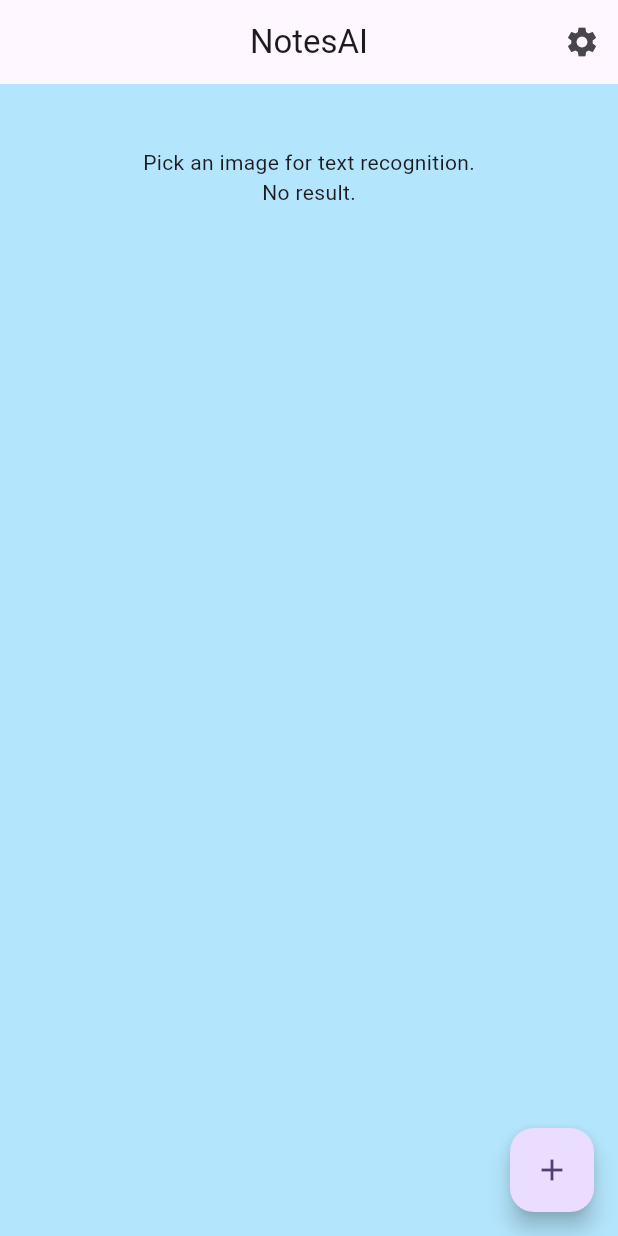
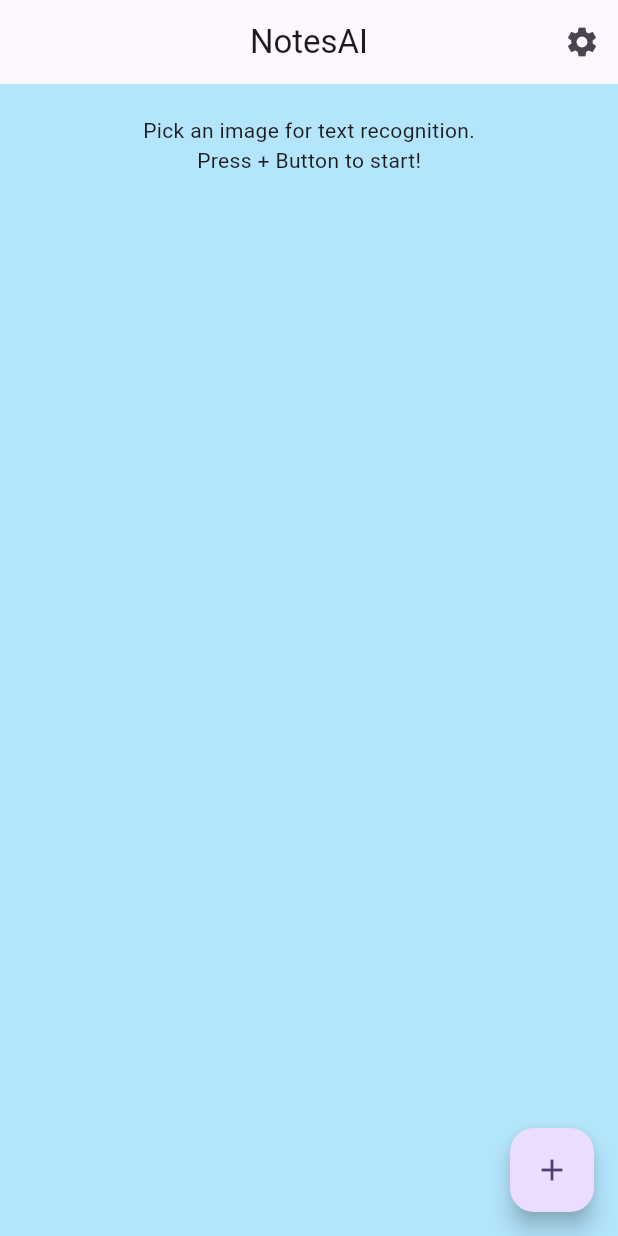
Before and after one commit to Jonathandegrasse/NotesAI, a Flutter app: the screen it shows after launch, on a phone screen of 412 x 824 dp. Run offline on Flutter 3.47's test engine with Material 3 defaults, Android fonts, the phone set to English and light mode, and no system bars; our stand-ins replace flutter_dotenv; missing offline and left inert: gallery_picker, google_mlkit_text_recognition.

Commit message:
Small final changes

```diff
--- a/notes_ai_app/lib/pages/home_page.dart
+++ b/notes_ai_app/lib/pages/home_page.dart
@@ -75,7 +75,6 @@ class _HomePageState extends State<HomePage> {
         crossAxisAlignment: CrossAxisAlignment.center,
         children: [
           if (selectedMedia != null) Image.file(selectedMedia!),
-          Text(recognizedText),
           Text(imageSummary),
           _imageView(),
           _extractTextView(),
@@ -101,7 +100,7 @@ class _HomePageState extends State<HomePage> {
   Widget _extractTextView() {
     if (selectedMedia == null) {
       return const Center(
-        child: Text("No result."),
+        child: Text("Press + Button to start!"),
       );
     }
     return FutureBuilder(
@@ -114,12 +113,14 @@ class _HomePageState extends State<HomePage> {
         } else if (snapshot.hasData) {
           recognizedText = snapshot.data ?? "";
           List<String> words = recognizedText.split(RegExp(r'\b'));
+          Set<String> seenWords = Set();
           return Wrap(
             spacing: 8.0,
             runSpacing: 4.0,
             children: words
                 .where((word) => word.trim().length > 1)
                 .where((word) => !RegExp(r'[0-9,\.]').hasMatch(word))
+                .where((word) => seenWords.add(word))
                 .map((word) => GestureDetector(
                       onTap: () {
                         Navigator.push(
```
